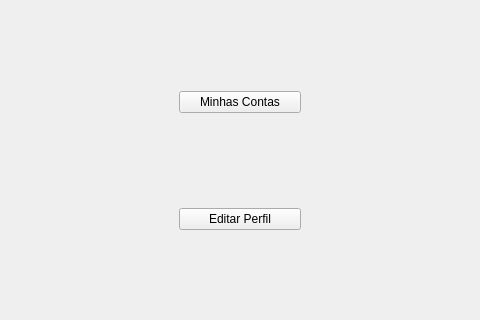
Above: MeuCentavoApp/Designer/FormsDashboard/DashboardPages/pageConfig.ui from bee0ne1/MeuCentavo before the change; both pictures show x 152 to 632 and y 126 to 446 of the 784 by 574 pixel window. Below: the same form after it.
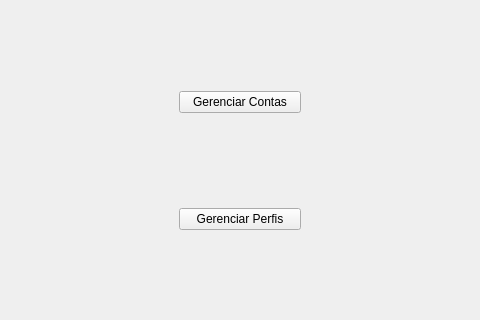
That is the form after the change.

Commit message: correções sistema de perfis

What changed in the file:
```diff
--- a/MeuCentavoApp/Designer/FormsDashboard/DashboardPages/pageConfig.ui
+++ b/MeuCentavoApp/Designer/FormsDashboard/DashboardPages/pageConfig.ui
@@ -41,14 +41,14 @@
        <item>
         <widget class="QPushButton" name="buttonContas">
          <property name="text">
-          <string>Minhas Contas</string>
+          <string>Gerenciar Contas</string>
          </property>
         </widget>
        </item>
        <item>
         <widget class="QPushButton" name="buttonPerfil">
          <property name="text">
-          <string>Editar Perfil</string>
+          <string>Gerenciar Perfis</string>
          </property>
         </widget>
        </item>
```
The commit also changes 74 other files.
